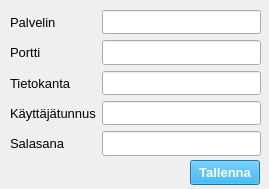
Qt form settingsDialog.ui (Roo-M/Autolainaus-R) before a commit.
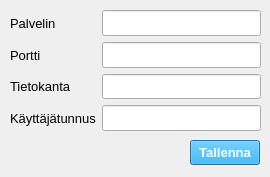
The same form after that commit.

Commit message: Muokattu settings asetuksia hieman

Diff of the .ui file:
```diff
--- a/settingsDialog.ui
+++ b/settingsDialog.ui
@@ -6,18 +6,21 @@
    <rect>
     <x>0</x>
     <y>0</y>
-    <width>269</width>
-    <height>189</height>
+    <width>270</width>
+    <height>177</height>
    </rect>
   </property>
   <property name="windowTitle">
    <string>Dialog</string>
   </property>
   <widget class="QPushButton" name="saveSettingsPushButton">
+   <property name="enabled">
+    <bool>true</bool>
+   </property>
    <property name="geometry">
     <rect>
      <x>190</x>
-     <y>160</y>
+     <y>140</y>
      <width>70</width>
      <height>25</height>
     </rect>
@@ -49,7 +52,7 @@
      <x>10</x>
      <y>10</y>
      <width>251</width>
-     <height>146</height>
+     <height>121</height>
     </rect>
    </property>
    <layout class="QFormLayout" name="formLayout">
@@ -149,33 +152,6 @@
       </property>
      </widget>
     </item>
-    <item row="4" column="0">
-     <widget class="QLabel" name="passwordLabel">
-      <property name="font">
-       <font>
-        <pointsize>10</pointsize>
-       </font>
-      </property>
-      <property name="text">
-       <string>Salasana</string>
-      </property>
-     </widget>
-    </item>
-    <item row="4" column="1">
-     <widget class="QLineEdit" name="passwordLineEdit">
-      <property name="font">
-       <font>
-        <pointsize>11</pointsize>
-       </font>
-      </property>
-      <property name="toolTip">
-       <string>&lt;html&gt;&lt;head/&gt;&lt;body&gt;&lt;p&gt;&lt;span style=&quot; font-size:10pt;&quot;&gt;Salasana&lt;/span&gt;&lt;/p&gt;&lt;/body&gt;&lt;/html&gt;</string>
-      </property>
-      <property name="echoMode">
-       <enum>QLineEdit::Password</enum>
-      </property>
-     </widget>
-    </item>
    </layout>
   </widget>
  </widget>
```
The commit also changes 2 other files.
